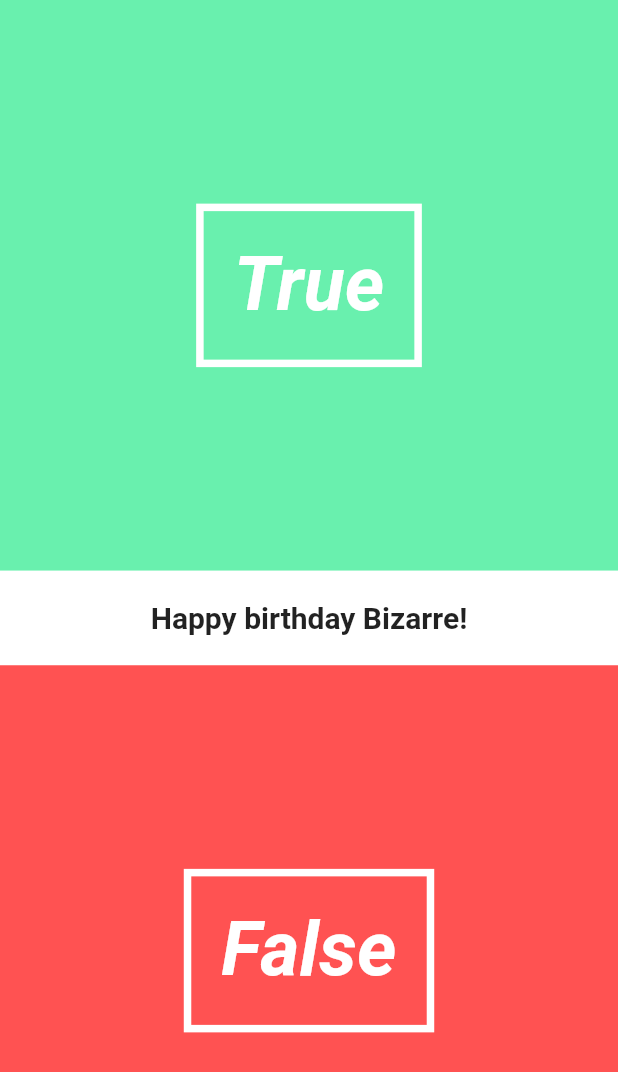
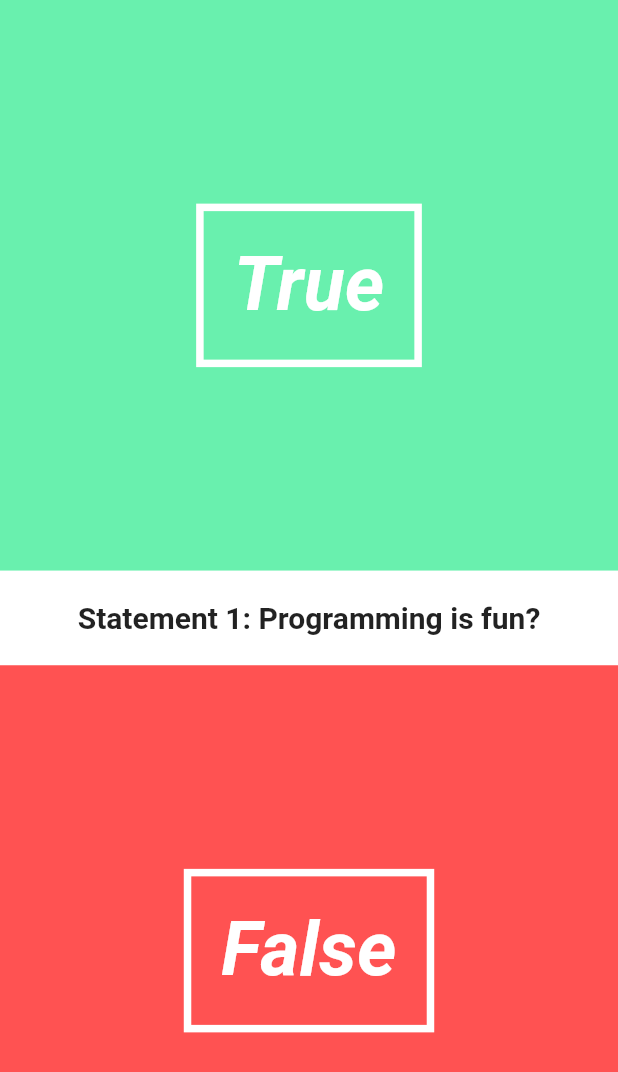
Before and after one commit to tclu82/quiz, a Flutter app: the screen it shows after launch, on a phone screen of 412 x 824 dp. Shown: the top 1072 px of the screen. Run offline on Flutter 3.47's test engine with Material 2 defaults, Android fonts, the phone set to English and light mode, and no system bars.

Commit message:
Update statement in quiz_page.dart

```diff
--- a/lib/view/question_text.dart
+++ b/lib/view/question_text.dart
@@ -22,7 +22,7 @@ class QuestionTextState extends State<QuestionText> {
         padding: new EdgeInsets.symmetric(vertical: 20.0),
         child: new Center(
           child: new Text(
-            "Happy birthday Bizarre!",
+            "Statement " + widget._questionNumber.toString() + ": " + widget._quesiton,
             style: new TextStyle(fontSize: 20.0, fontWeight: FontWeight.bold),
           ),
         ),
--- a/lib/view/quiz_page.dart
+++ b/lib/view/quiz_page.dart
@@ -20,7 +20,7 @@ class QuizPageState extends State<QuizPage> {
           children: <Widget>[
             // Callback function style 1
             new AnswerButton(true, () => print("That's right!!")),
-            new QuestionText("Happy birthday Bizarre!", 1),
+            new QuestionText("Programming is fun?", 1),
             // Callback function style 2
             new AnswerButton(false, () { print("Booooooooo!!"); })
           ],
```
